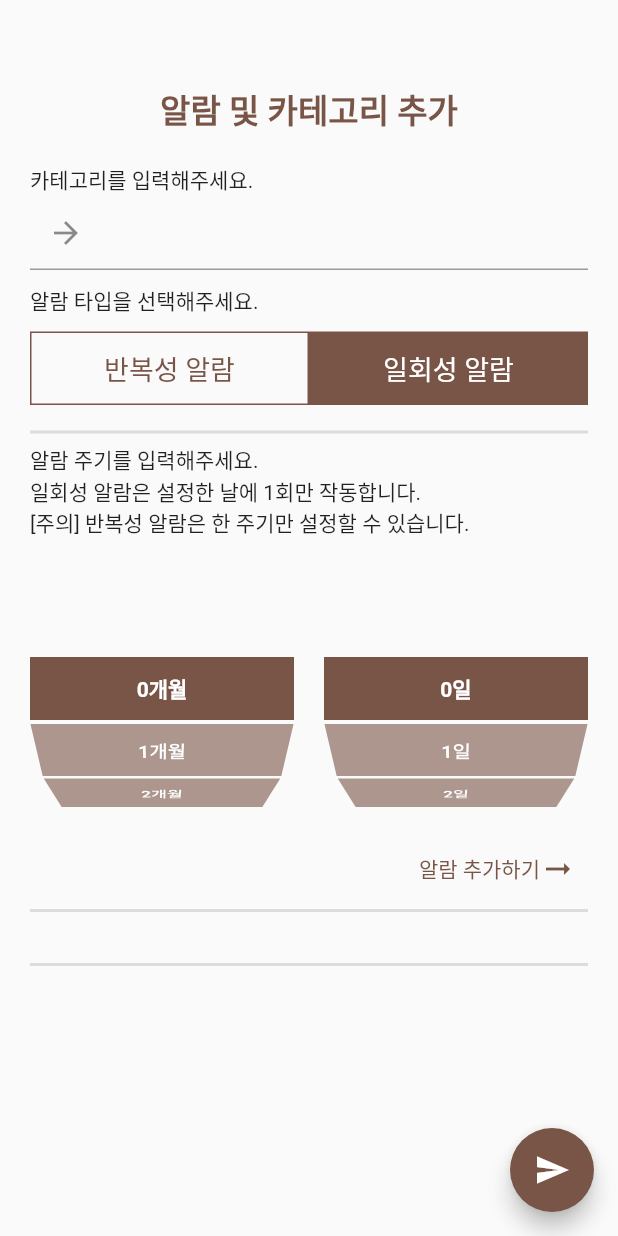
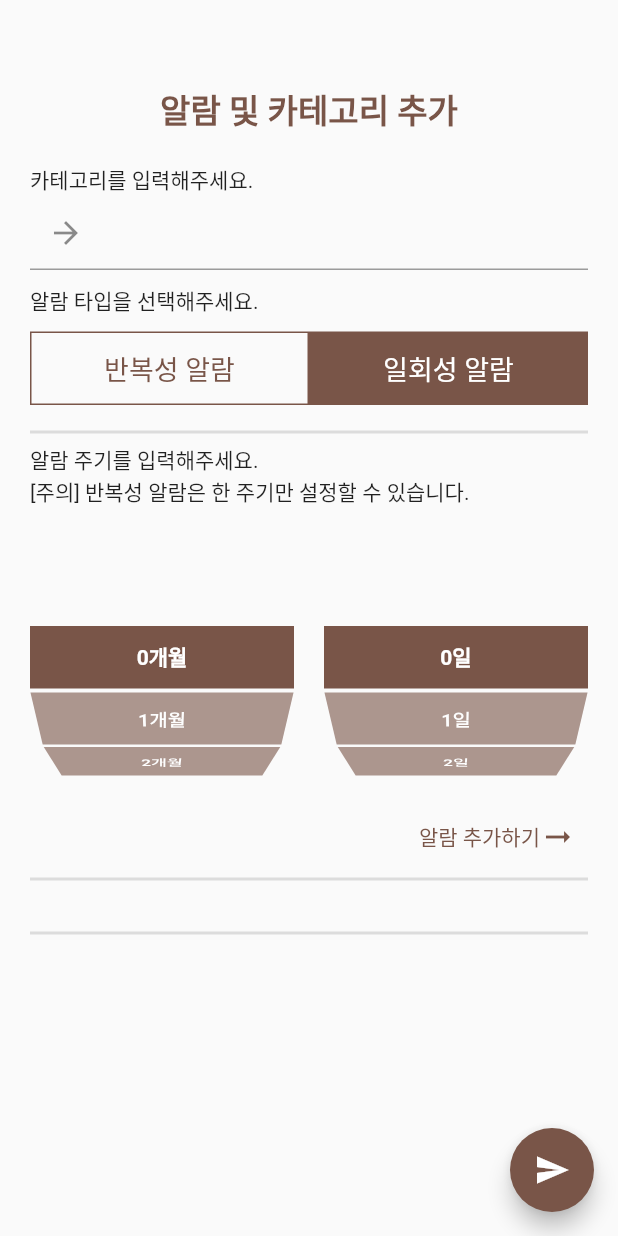
Before and after one commit to Warm-minji/what_was_it_app, a Flutter app: the AddNoteAlarmScreen widget shown alone on an empty page, opened directly, on a phone screen of 412 x 824 dp. Run offline on Flutter 3.47's test engine with Material 2 defaults, Android fonts, the phone set to English and light mode, and no system bars; our stand-ins replace flutter_riverpod, font_awesome_flutter, shared_preferences; missing offline and left inert: clickable_list_wheel_view; accounts and stored records are empty; Roboto replaces fonts that are missing (GowunDodum).

Commit message:
[fix] alarm message

```diff
--- a/lib/view/home/add_note_alarm_screen.dart
+++ b/lib/view/home/add_note_alarm_screen.dart
@@ -128,7 +128,7 @@ class _AddNoteAlarmScreenState extends ConsumerState<AddNoteAlarmScreen> {
                 const Divider(thickness: 2),
                 const Align(
                   alignment: AlignmentDirectional.centerStart,
-                  child: Text('알람 주기를 입력해주세요.\n일회성 알람은 설정한 날에 1회만 작동합니다.\n[주의] 반복성 알람은 한 주기만 설정할 수 있습니다.'),
+                  child: Text('알람 주기를 입력해주세요.\n[주의] 반복성 알람은 한 주기만 설정할 수 있습니다.'),
                 ),
                 SizedBox(
                   height: 200,
```
